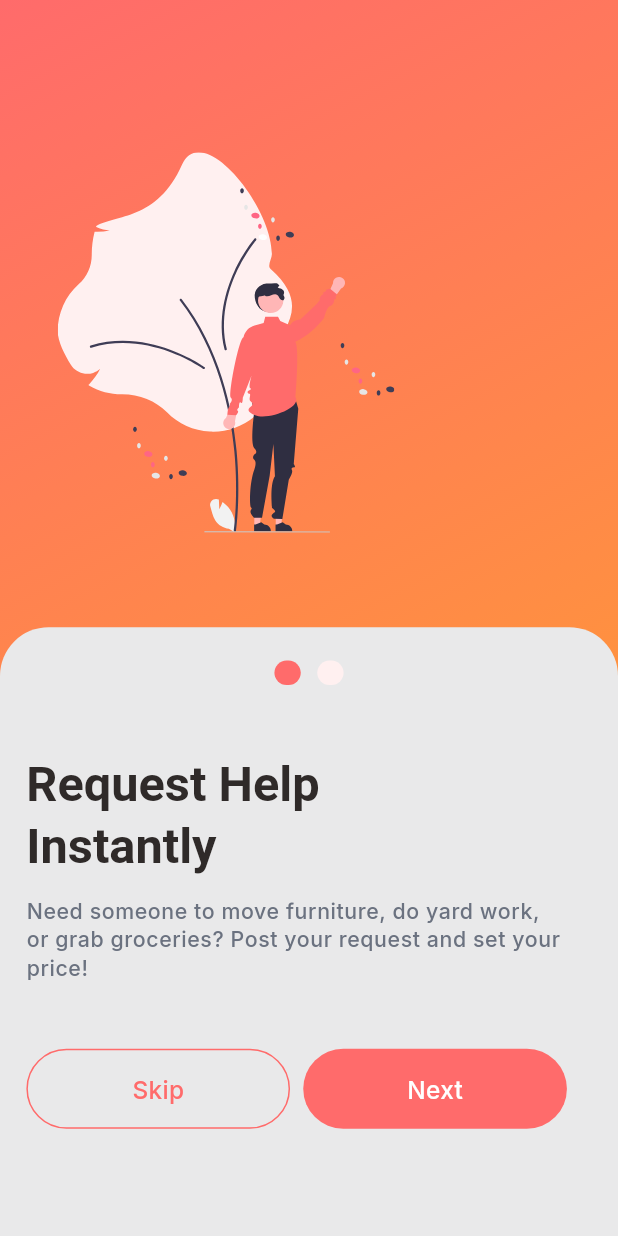
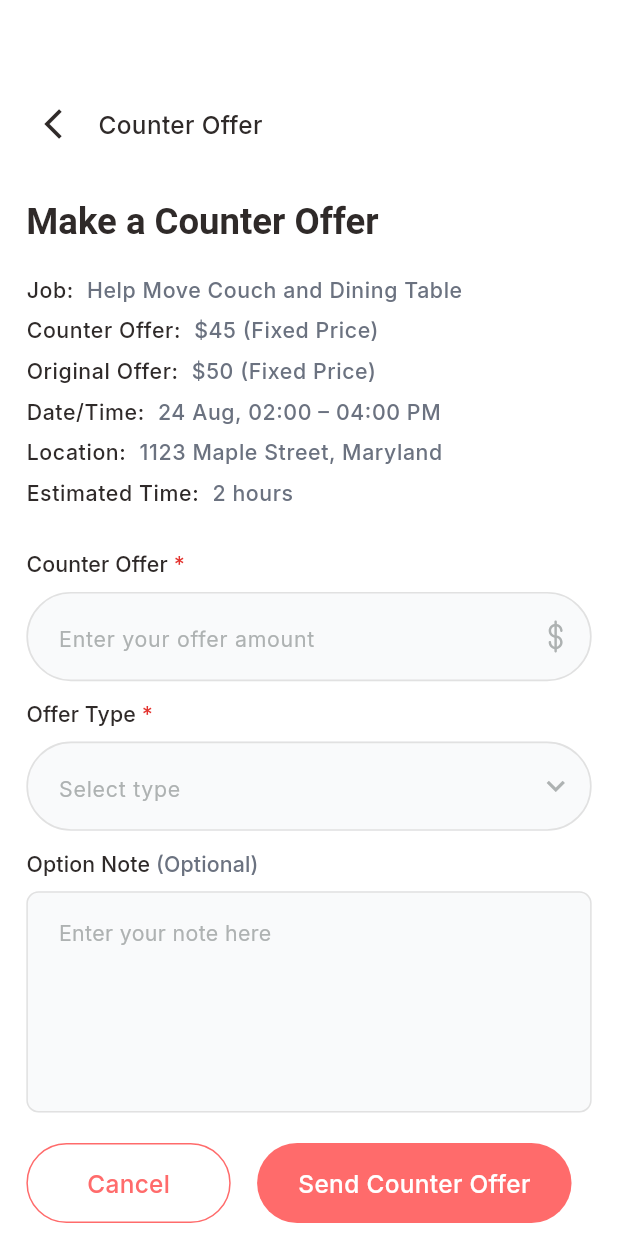
Before and after one commit to backbencherstudio/metalhead10701_app, a Flutter app: the screen it shows after launch, on a phone screen of 412 x 824 dp. Run offline on Flutter 3.47's test engine with Material 3 defaults, Android fonts, the phone set to English and light mode, and no system bars; our stand-ins replace fl_chart, flutter_riverpod, flutter_screenutil, flutter_svg, go_router, google_fonts and 1 more.

Commit message:
added job counter offer screen

```diff
--- a/lib/core/constant/icons.dart
+++ b/lib/core/constant/icons.dart
@@ -18,6 +18,7 @@ class AppIcons {
   static const String starSvg = '$iconPath/star.svg';
   static const String filesSvg = '$iconPath/files.svg';
   static const String alertSvg = '$iconPath/alert_circle.svg';
+  static const String dollarSvg = '$iconPath/dollar.svg';
 
 
   // bottom navbar
--- a/lib/core/routes/part_of_import.dart
+++ b/lib/core/routes/part_of_import.dart
@@ -15,6 +15,7 @@ import '../../features/screen/auth_flow/success_screen/presentation/success_scre
 import '../../features/screen/auth_flow/verification_screen/presentation/verification_screen.dart';
 import '../../features/screen/dashboard_flow/helper/helper_home_screen/presentation/helper_home_screen.dart';
 import '../../features/screen/dashboard_flow/helper/helper_home_screen/presentation/widgets/find_job_section.dart';
+import '../../features/screen/job_counter_offer_screen/presentation/job_counter_offer_offer_screen.dart';
 import '../utils/common_widget/nav_bar/bottom_navbar.dart';
 import 'build_page_with_transition.dart';
 part 'route_config.dart';
--- a/lib/core/routes/route_config.dart
+++ b/lib/core/routes/route_config.dart
@@ -2,7 +2,7 @@ part of 'part_of_import.dart';
 
 class RouteConfig {
   GoRouter goRouter = GoRouter(
-    initialLocation: RouteName.splashScreen,
+    initialLocation: RouteName.jobCounterOfferOfferScreen,
 
     routes: [
       //Bottom NavBar USER
@@ -150,13 +150,13 @@ class RouteConfig {
           return const MaterialPage(child: JobDetailsScreen());
         },
       ),
-            //  GoRoute(
-            //   name: RouteName.forgetOtpScreen,
-            //   path: RouteName.forgetOtpScreen,
-            //   pageBuilder: (context, state) {
-            //     return const MaterialPage(child: FindJobSection());
-            //   },
-            // ),
+             GoRoute(
+              name: RouteName.jobCounterOfferOfferScreen,
+              path: RouteName.jobCounterOfferOfferScreen,
+              pageBuilder: (context, state) {
+                return const MaterialPage(child: JobCounterOfferOfferScreen());
+              },
+            ),
       //        GoRoute(
       //         name: RouteName.resetPassScreen,
       //         path: RouteName.resetPassScreen,
--- a/lib/core/routes/route_name.dart
+++ b/lib/core/routes/route_name.dart
@@ -29,4 +29,5 @@ class RouteName {
   static const String jobScreen2 = "/jobScreen2";
   static const String msgScreen2 = "/MsgScreen2";
   static const String profileScreen2 = "/ProfileScreen2";
+  static const String jobCounterOfferOfferScreen = "/JobCounterOfferOfferScreen";
 }
--- /dev/null
+++ b/lib/features/screen/job_counter_offer_screen/presentation/job_counter_offer_offer_screen.dart
@@ -0,0 +1,173 @@
+import 'package:flutter/material.dart';
+import 'package:flutter_screenutil/flutter_screenutil.dart';
+import 'package:flutter_svg/svg.dart';
+import 'package:metal_head/core/constant/icons.dart';
+import 'package:metal_head/core/theme/theme_extension/app_colors.dart';
+import 'package:metal_head/features/common_widgets/alert_dialogs/widgets/accept_label_title.dart';
+import 'package:metal_head/features/screen/auth_flow/create_account_screen/presentation/widgets/input_label_text.dart';
+import 'package:metal_head/features/screen/auth_flow/splash/presentation/widgets/custom_button.dart';
+import '../../../common_widgets/common_custom_header.dart';
+
+class JobCounterOfferOfferScreen extends StatelessWidget {
+  const JobCounterOfferOfferScreen({super.key});
+
+  @override
+  Widget build(BuildContext context) {
+    final style = Theme.of(context).textTheme;
+    return Scaffold(
+      body: Padding(
+        padding: EdgeInsets.symmetric(horizontal: 16.w),
+        child: Column(
+          crossAxisAlignment: CrossAxisAlignment.start,
+          children: [
+            SizedBox(height: 50.h),
+            Padding(
+              padding: EdgeInsets.symmetric(vertical: 8.r),
+              child: CommonCustomHeader(title: "Counter Offer"),
+            ),
+            SizedBox(height: 16.h),
+            Expanded(
+              child: SingleChildScrollView(
+                child: Column(
+                  crossAxisAlignment: CrossAxisAlignment.start,
+                  children: [
+                    Text(
+                      'Make a Counter Offer',
+                      style: style.headlineSmall?.copyWith(
+                        color: AppColors.headlineTextColor,
+                        fontWeight: FontWeight.w600,
+                      ),
+                    ),
+                    SizedBox(height: 16.h),
+                    AcceptLabelTitle(
+                      title: 'Job:',
+                      description: 'Help Move Couch and Dining Table',
+                      style: style,
+                    ),
+                    AcceptLabelTitle(
+                      title: 'Counter Offer:',
+                      description: '\$45 (Fixed Price)',
+                      style: style,
+                    ),
+                    AcceptLabelTitle(
+                      title: 'Original Offer:',
+                      description: '\$50 (Fixed Price)',
+                      style: style,
+                    ),
+                    AcceptLabelTitle(
+                      title: 'Date/Time:',
+                      description: '24 Aug, 02:00 – 04:00 PM',
+                      style: style,
+                    ),
+                    AcceptLabelTitle(
+                      title: 'Location:',
+                      description: '1123 Maple Street, Maryland',
+                      style: style,
+                    ),
+                    AcceptLabelTitle(
+                      title: 'Estimated Time:',
+                      description: '2 hours',
+                      style: style,
+                    ),
+                    SizedBox(height: 24.h),
+                    InputLabel(
+                      labelText: 'Counter Offer',
+                      optional: ' *',
+                      style: style,
+                    ),
+                    SizedBox(height: 8.h),
+                    TextFormField(
+                      decoration: InputDecoration(
+                        hintText: 'Enter your offer amount',
+                        suffixIcon: Padding(
+                          padding: EdgeInsets.symmetric(vertical: 12.h),
+                          child: SvgPicture.asset(
+                            AppIcons.dollarSvg,
+                            height: 16.h,
+                            width: 8.w,
+                          ),
+                        ),
+                      ),
+                    ),
+                    SizedBox(height: 12.h),
+                    InputLabel(labelText: 'Offer Type', optional: ' *', style: style),
+                    SizedBox(height: 8.h),
+                    TextFormField(
+                      decoration: InputDecoration(
+                        hintText: 'Select type',
+                        suffixIcon: Padding(
+                          padding: EdgeInsets.symmetric(vertical: 12.h),
+                          child: Icon(
+                            Icons.keyboard_arrow_down,
+                            color: AppColors.inputTextColor,
+                          ),
+                        ),
+                      ),
+                    ),
+                    SizedBox(height: 12.h),
+                    InputLabel(
+                      labelText: 'Option Note',
+                      optional: ' (Optional)',
+                      color: AppColors.greyTextColor,
+                      style: style,
+                    ),
+                    SizedBox(height: 8.h),
+                    TextFormField(
+                      style: style.bodyMedium?.copyWith(
+                        color: AppColors.headlineTextColor,
+                      ),
+                      maxLines: 5,
+                      decoration: InputDecoration(
+                        hintText: 'Enter your note here',
+                        enabledBorder: OutlineInputBorder(
+                          borderRadius: BorderRadius.circular(8.r),
+                          borderSide: BorderSide(color: AppColors.borderColor),
+                        ),
+                        errorBorder: OutlineInputBorder(
+                          borderRadius: BorderRadius.circular(8.r),
+                        ),
+                        focusedBorder: OutlineInputBorder(
+                          borderRadius: BorderRadius.circular(8.r),
+                        ),
+                        focusedErrorBorder: OutlineInputBorder(
+                          borderRadius: BorderRadius.circular(8.r),
+                        ),
+                      ),
+                    ),
+                    SizedBox(height: 20.h),
+                    Row(
+                      children: [
+                        SizedBox(
+                          width: 124.w,
+                          child: CustomButton(
+                            text: 'Cancel',
+                            containerColor: AppColors.bgTransparent,
+                            borderColor: AppColors.bgColor1,
+                            textStyle: style.bodyMedium?.copyWith(
+                              color: AppColors.bgColor1,
+                              fontWeight: FontWeight.w500,
+                            ),
+                          ),
+                        ),
+                        SizedBox(width: 16.w),
+                        CustomButton(
+                          text: 'Send Counter Offer',
+                          containerColor: AppColors.bgColor1,
+                          textStyle: style.bodyMedium?.copyWith(
+                            color: AppColors.whiteTextColor,
+                            fontWeight: FontWeight.w500,
+                          ),
+                        ),
+                      ],
+                    ),
+                    SizedBox(height: 40.h),
+                  ],
+                ),
+              ),
+            ),
+          ],
+        ),
+      ),
+    );
+  }
+}
```
Also changed, not shown: assets/icons/dollar.svg (added).
